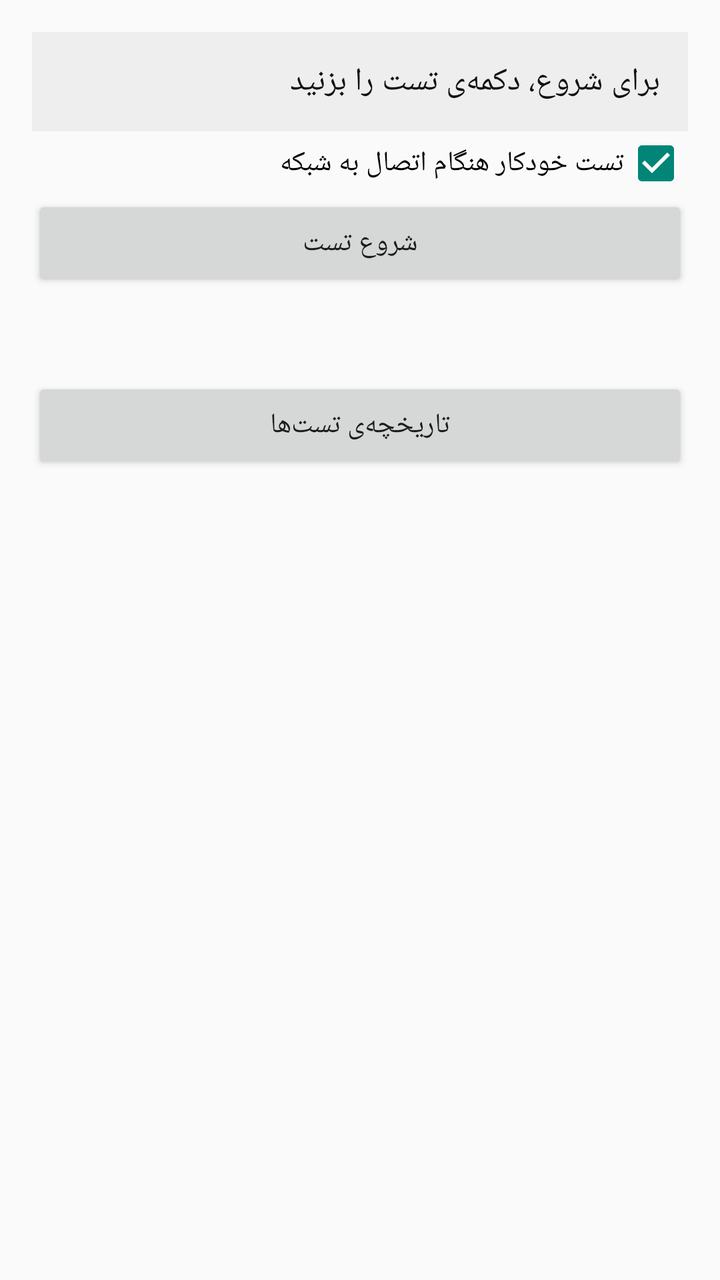
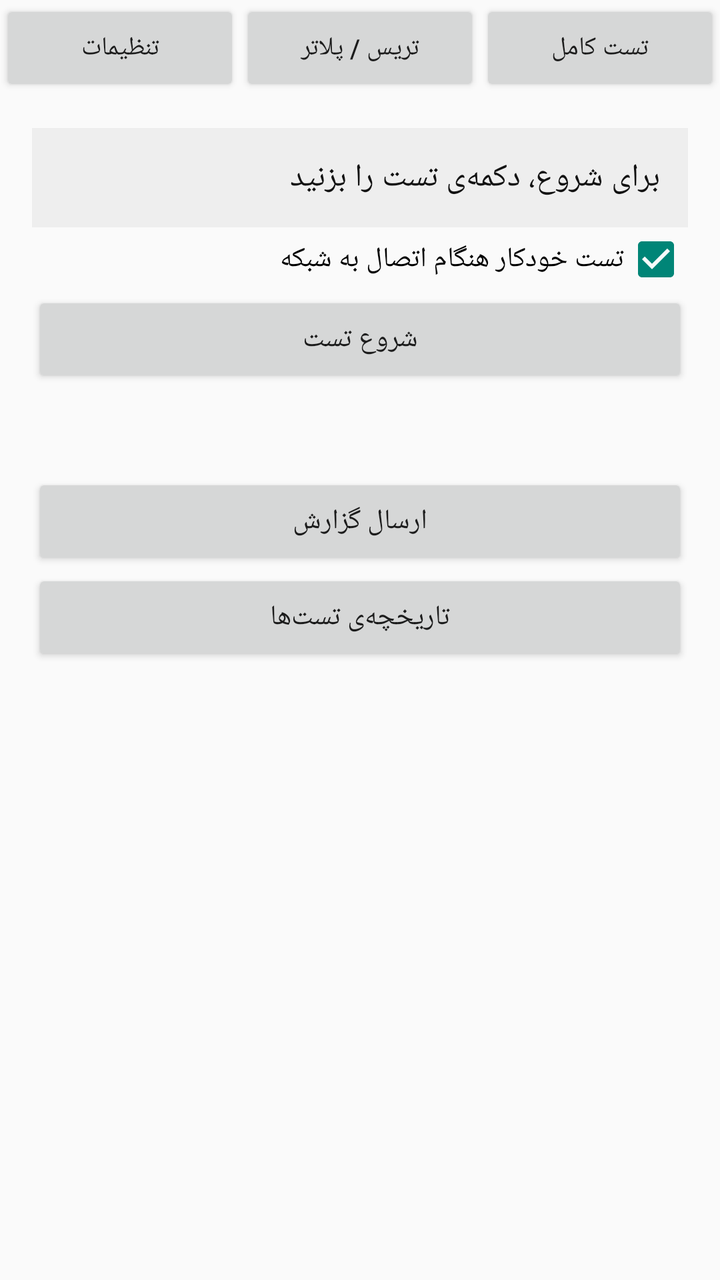

An Android layout rendered at two revisions. The XML below is the earlier revision; the diff shows what the commit changed to produce the second picture.
<!-- AndroidManifest.xml: application theme Theme.NetQuality -->
<!-- res/layout/activity_main.xml -->
<?xml version="1.0" encoding="utf-8"?>
<ScrollView xmlns:android="http://schemas.android.com/apk/res/android"
    android:layout_width="match_parent"
    android:layout_height="match_parent"
    android:fillViewport="true"
    android:layoutDirection="rtl">

    <LinearLayout
        android:layout_width="match_parent"
        android:layout_height="wrap_content"
        android:orientation="vertical"
        android:padding="16dp">

        <TextView
            android:id="@+id/tvStatus"
            android:layout_width="match_parent"
            android:layout_height="wrap_content"
            android:background="#EEEEEE"
            android:padding="14dp"
            android:text="برای شروع، دکمه‌ی تست را بزنید"
            android:textColor="#111111"
            android:textSize="16sp" />

        <CheckBox
            android:id="@+id/cbAuto"
            android:layout_width="wrap_content"
            android:layout_height="wrap_content"
            android:checked="true"
            android:text="تست خودکار هنگام اتصال به شبکه" />

        <Button
            android:id="@+id/btnStart"
            android:layout_width="match_parent"
            android:layout_height="wrap_content"
            android:text="شروع تست" />

        <ProgressBar
            android:id="@+id/progress"
            style="?android:attr/progressBarStyleHorizontal"
            android:layout_width="match_parent"
            android:layout_height="wrap_content"
            android:indeterminate="true"
            android:visibility="gone" />

        <TextView
            android:id="@+id/tvLog"
            android:layout_width="match_parent"
            android:layout_height="wrap_content"
            android:layout_marginTop="12dp"
            android:textColor="#222222"
            android:textIsSelectable="true"
            android:textSize="14sp" />

        <Button
            android:id="@+id/btnHistory"
            android:layout_width="match_parent"
            android:layout_height="wrap_content"
            android:layout_marginTop="12dp"
            android:text="تاریخچه‌ی تست‌ها" />
    </LinearLayout>
</ScrollView>
<!-- resources referenced by this layout -->
<resources>
  <style name="Theme.NetQuality" parent="Theme.AppCompat.Light.DarkActionBar" />
</resources>

<!-- the commit's change to res/layout/activity_main.xml (unified diff, before → after) -->
@@ -1,61 +1,356 @@
 <?xml version="1.0" encoding="utf-8"?>
-<ScrollView xmlns:android="http://schemas.android.com/apk/res/android"
+<LinearLayout xmlns:android="http://schemas.android.com/apk/res/android"
     android:layout_width="match_parent"
     android:layout_height="match_parent"
-    android:fillViewport="true"
-    android:layoutDirection="rtl">
+    android:layoutDirection="rtl"
+    android:orientation="vertical">
 
     <LinearLayout
         android:layout_width="match_parent"
         android:layout_height="wrap_content"
-        android:orientation="vertical"
-        android:padding="16dp">
-
-        <TextView
-            android:id="@+id/tvStatus"
+        android:orientation="horizontal">
+
+        <Button
+            android:id="@+id/tabTest"
+            android:layout_width="0dp"
+            android:layout_height="wrap_content"
+            android:layout_weight="1"
+            android:text="تست کامل"
+            android:textSize="13sp" />
+
+        <Button
+            android:id="@+id/tabPlot"
+            android:layout_width="0dp"
+            android:layout_height="wrap_content"
+            android:layout_weight="1"
+            android:text="تریس / پلاتر"
+            android:textSize="13sp" />
+
+        <Button
+            android:id="@+id/tabSettings"
+            android:layout_width="0dp"
+            android:layout_height="wrap_content"
+            android:layout_weight="1"
+            android:text="تنظیمات"
+            android:textSize="13sp" />
+    </LinearLayout>
+
+    <FrameLayout
+        android:layout_width="match_parent"
+        android:layout_height="0dp"
+        android:layout_weight="1">
+
+        
+        <ScrollView
+            android:id="@+id/panelTest"
             android:layout_width="match_parent"
-            android:layout_height="wrap_content"
-            android:background="#EEEEEE"
-            android:padding="14dp"
-            android:text="برای شروع، دکمه‌ی تست را بزنید"
-            android:textColor="#111111"
-            android:textSize="16sp" />
-
-        <CheckBox
-            android:id="@+id/cbAuto"
-            android:layout_width="wrap_content"
-            android:layout_height="wrap_content"
-            android:checked="true"
-            android:text="تست خودکار هنگام اتصال به شبکه" />
-
-        <Button
-            android:id="@+id/btnStart"
+            android:layout_height="match_parent">
+
+            <LinearLayout
+                android:layout_width="match_parent"
+                android:layout_height="wrap_content"
+                android:orientation="vertical"
+                android:padding="16dp">
+
+                <TextView
+                    android:id="@+id/tvStatus"
+                    android:layout_width="match_parent"
+                    android:layout_height="wrap_content"
+                    android:background="#EEEEEE"
+                    android:padding="14dp"
+                    android:text="برای شروع، دکمه‌ی تست را بزنید"
+                    android:textColor="#111111"
+                    android:textSize="16sp" />
+
+                <CheckBox
+                    android:id="@+id/cbAuto"
+                    android:layout_width="wrap_content"
+                    android:layout_height="wrap_content"
+                    android:checked="true"
+                    android:text="تست خودکار هنگام اتصال به شبکه" />
+
+                <Button
+                    android:id="@+id/btnStart"
+                    android:layout_width="match_parent"
+                    android:layout_height="wrap_content"
+                    android:text="شروع تست" />
+
+                <ProgressBar
+                    android:id="@+id/progress"
+                    style="?android:attr/progressBarStyleHorizontal"
+                    android:layout_width="match_parent"
+                    android:layout_height="wrap_content"
+                    android:indeterminate="true"
+                    android:visibility="gone" />
+
+                <TextView
+                    android:id="@+id/tvLog"
+                    android:layout_width="match_parent"
+                    android:layout_height="wrap_content"
+                    android:layout_marginTop="12dp"
+                    android:textColor="#222222"
+                    android:textIsSelectable="true"
+                    android:textSize="14sp" />
+
+                <Button
+                    android:id="@+id/btnShareTest"
+                    android:layout_width="match_parent"
+                    android:layout_height="wrap_content"
+                    android:layout_marginTop="12dp"
+                    android:text="ارسال گزارش" />
+
+                <Button
+                    android:id="@+id/btnHistory"
+                    android:layout_width="match_parent"
+                    android:layout_height="wrap_content"
+                    android:text="تاریخچه‌ی تست‌ها" />
+            </LinearLayout>
+        </ScrollView>
+
+        
+        <ScrollView
+            android:id="@+id/panelPlot"
             android:layout_width="match_parent"
-            android:layout_height="wrap_content"
-            android:text="شروع تست" />
-
-        <ProgressBar
-            android:id="@+id/progress"
-            style="?android:attr/progressBarStyleHorizontal"
+            android:layout_height="match_parent"
+            android:visibility="gone">
+
+            <LinearLayout
+                android:layout_width="match_parent"
+                android:layout_height="wrap_content"
+                android:orientation="vertical"
+                android:padding="16dp">
+
+                <EditText
+                    android:id="@+id/etHost"
+                    android:layout_width="match_parent"
+                    android:layout_height="wrap_content"
+                    android:hint="هاست یا IP مقصد"
+                    android:inputType="textUri"
+                    android:layoutDirection="ltr"
+                    android:text="8.8.8.8"
+                    android:textDirection="ltr" />
+
+                <RadioGroup
+                    android:layout_width="match_parent"
+                    android:layout_height="wrap_content"
+                    android:orientation="horizontal">
+
+                    <RadioButton
+                        android:id="@+id/rbIcmp"
+                        android:layout_width="wrap_content"
+                        android:layout_height="wrap_content"
+                        android:checked="true"
+                        android:text="Trace (ICMP)" />
+
+                    <RadioButton
+                        android:id="@+id/rbTcp"
+                        android:layout_width="wrap_content"
+                        android:layout_height="wrap_content"
+                        android:text="TCP Ping" />
+                </RadioGroup>
+
+                <EditText
+                    android:id="@+id/etPort"
+                    android:layout_width="match_parent"
+                    android:layout_height="wrap_content"
+                    android:hint="پورت (فقط برای حالت TCP)"
+                    android:inputType="number"
+                    android:layoutDirection="ltr"
+                    android:text="443" />
+
+                <Button
+                    android:id="@+id/btnPlot"
+                    android:layout_width="match_parent"
+                    android:layout_height="wrap_content"
+                    android:text="شروع" />
+
+                <TextView
+                    android:id="@+id/tvPlotInfo"
+                    android:layout_width="match_parent"
+                    android:layout_height="wrap_content"
+                    android:layout_marginTop="8dp"
+                    android:textColor="#222222"
+                    android:textSize="13sp" />
+
+                <com.netquality.app.GraphView
+                    android:id="@+id/graph"
+                    android:layout_width="match_parent"
+                    android:layout_height="180dp"
+                    android:layout_marginTop="8dp" />
+
+                <HorizontalScrollView
+                    android:layout_width="match_parent"
+                    android:layout_height="wrap_content"
+                    android:layout_marginTop="8dp"
+                    android:layoutDirection="ltr">
+
+                    <TextView
+                        android:id="@+id/tvTable"
+                        android:layout_width="wrap_content"
+                        android:layout_height="wrap_content"
+                        android:layoutDirection="ltr"
+                        android:textColor="#111111"
+                        android:textDirection="ltr"
+                        android:textIsSelectable="true"
+                        android:textSize="10sp"
+                        android:typeface="monospace" />
+                </HorizontalScrollView>
+
+                <Button
+                    android:id="@+id/btnSharePlot"
+                    android:layout_width="match_parent"
+                    android:layout_height="wrap_content"
+                    android:layout_marginTop="8dp"
+                    android:text="ارسال گزارش" />
+            </LinearLayout>
+        </ScrollView>
+
+        
+        <ScrollView
+            android:id="@+id/panelSettings"
             android:layout_width="match_parent"
-            android:layout_height="wrap_content"
-            android:indeterminate="true"
-            android:visibility="gone" />
-
-        <TextView
-            android:id="@+id/tvLog"
-            android:layout_width="match_parent"
-            android:layout_height="wrap_content"
-            android:layout_marginTop="12dp"
-            android:textColor="#222222"
-            android:textIsSelectable="true"
-            android:textSize="14sp" />
-
-        <Button
-            android:id="@+id/btnHistory"
-            android:layout_width="match_parent"
-            android:layout_height="wrap_content"
-            android:layout_marginTop="12dp"
-            android:text="تاریخچه‌ی تست‌ها" />
-    </LinearLayout>
-</ScrollView>
+            android:layout_height="match_parent"
+            android:visibility="gone">
+
+            <LinearLayout
+                android:layout_width="match_parent"
+                android:layout_height="wrap_content"
+                android:orientation="vertical"
+                android:padding="16dp">
+
+                <TextView
+                    android:layout_width="match_parent"
+                    android:layout_height="wrap_content"
+                    android:text="هر خط یک مورد. خطی که با # شروع شود نادیده گرفته می‌شود."
+                    android:textColor="#555555" />
+
+            <TextView
+                android:layout_width="match_parent"
+                android:layout_height="wrap_content"
+                android:layout_marginTop="12dp"
+                android:text="اهداف پینگ (هر خط یک مورد؛ host یا host:port برای حالت TCP)"
+                android:textColor="#222222"
+                android:textStyle="bold" />
+
+            <EditText
+                android:id="@+id/etPing"
+                android:layout_width="match_parent"
+                android:layout_height="wrap_content"
+                android:gravity="top|start"
+                android:inputType="textMultiLine|textNoSuggestions|textUri"
+                android:layoutDirection="ltr"
+                android:minLines="3"
+                android:textDirection="ltr"
+                android:textSize="13sp" />
+
+            <TextView
+                android:layout_width="match_parent"
+                android:layout_height="wrap_content"
+                android:layout_marginTop="12dp"
+                android:text="سرورهای DNS برای تست (هر خط یک IP)"
+                android:textColor="#222222"
+                android:textStyle="bold" />
+
+            <EditText
+                android:id="@+id/etDnsServers"
+                android:layout_width="match_parent"
+                android:layout_height="wrap_content"
+                android:gravity="top|start"
+                android:inputType="textMultiLine|textNoSuggestions|textUri"
+                android:layoutDirection="ltr"
+                android:minLines="3"
+                android:textDirection="ltr"
+                android:textSize="13sp" />
+
+            <TextView
+                android:layout_width="match_parent"
+                android:layout_height="wrap_content"
+                android:layout_marginTop="12dp"
+                android:text="دامنه‌های تست DNS"
+                android:textColor="#222222"
+                android:textStyle="bold" />
+
+            <EditText
+                android:id="@+id/etDnsDomains"
+                android:layout_width="match_parent"
+                android:layout_height="wrap_content"
+                android:gravity="top|start"
+                android:inputType="textMultiLine|textNoSuggestions|textUri"
+                android:layoutDirection="ltr"
+                android:minLines="3"
+                android:textDirection="ltr"
+                android:textSize="13sp" />
+
+            <TextView
+                android:layout_width="match_parent"
+                android:layout_height="wrap_content"
+                android:layout_marginTop="12dp"
+                android:text="سایت‌های بین‌المللی برای تست دسترسی"
+                android:textColor="#222222"
+                android:textStyle="bold" />
+
+            <EditText
+                android:id="@+id/etSitesIntl"
+                android:layout_width="match_parent"
+                android:layout_height="wrap_content"
+                android:gravity="top|start"
+                android:inputType="textMultiLine|textNoSuggestions|textUri"
+                android:layoutDirection="ltr"
+                android:minLines="3"
+                android:textDirection="ltr"
+                android:textSize="13sp" />
+
+            <TextView
+                android:layout_width="match_parent"
+                android:layout_height="wrap_content"
+                android:layout_marginTop="12dp"
+                android:text="سایت‌های داخلی برای تست دسترسی"
+                android:textColor="#222222"
+                android:textStyle="bold" />
+
+            <EditText
+                android:id="@+id/etSitesLocal"
+                android:layout_width="match_parent"
+                android:layout_height="wrap_content"
+                android:gravity="top|start"
+                android:inputType="textMultiLine|textNoSuggestions|textUri"
+                android:layoutDirection="ltr"
+                android:minLines="3"
+                android:textDirection="ltr"
+                android:textSize="13sp" />
+
+            <TextView
+                android:layout_width="match_parent"
+                android:layout_height="wrap_content"
+                android:layout_marginTop="12dp"
+                android:text="آدرس فایل‌های تست سرعت دانلود"
+                android:textColor="#222222"
+                android:textStyle="bold" />
+
+            <EditText
+                android:id="@+id/etSpeed"
+                android:layout_width="match_parent"
+                android:layout_height="wrap_content"
+                android:gravity="top|start"
+                android:inputType="textMultiLine|textNoSuggestions|textUri"
+                android:layoutDirection="ltr"
+                android:minLines="3"
+                android:textDirection="ltr"
+                android:textSize="13sp" />
+
+                <Button
+                    android:id="@+id/btnSave"
+                    android:layout_width="match_parent"
+                    android:layout_height="wrap_content"
+                    android:layout_marginTop="16dp"
+                    android:text="ذخیره" />
+
+                <Button
+                    android:id="@+id/btnReset"
+                    android:layout_width="match_parent"
+                    android:layout_height="wrap_content"
+                    android:text="بازگشت به پیش‌فرض" />
+            </LinearLayout>
+        </ScrollView>
+    </FrameLayout>
+</LinearLayout>
